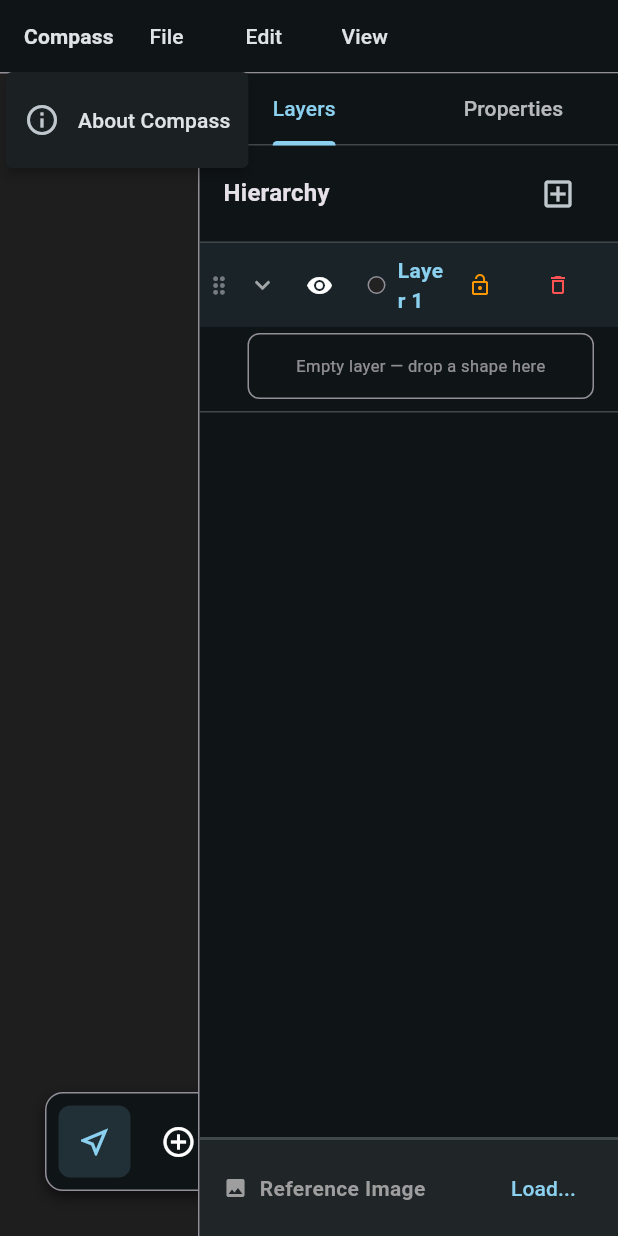
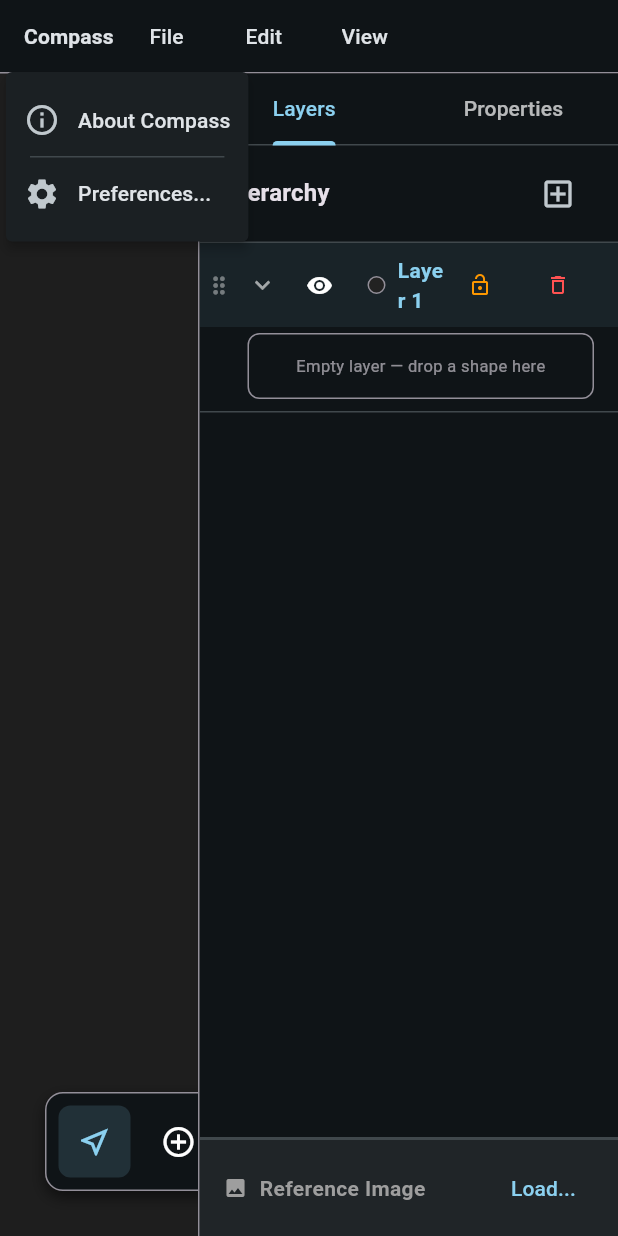
Before and after one commit to nathanfx330/compass, a Flutter app: the screen it shows after launch, after a tap on "Compass", on a phone screen of 412 x 824 dp. Run offline on Flutter 3.47's test engine with Material 3 defaults, Android fonts, the phone set to English and light mode, and no system bars.

Commit message:
feat: Add editable theme engine and Settings UI
- Created ThemeManager to handle Light/Dark modes and color themes
- Added prebuilt themes (Default, Ocean Blue, Monokai, Rosé Pine)
- Built Preferences Dialog for switching and creating custom themes
- Integrated pure-Dart HSV color picker for custom theme creation
- Added 'Preferences...' to the main menu bar

```diff
--- a/lib/main.dart
+++ b/lib/main.dart
@@ -1,5 +1,8 @@
+// /lib/main.dart
+
 import 'package:flutter/material.dart';
 import 'workspace.dart';
+import 'theme_manager.dart';
 
 void main() {
   runApp(const CompassApp());
@@ -13,41 +16,43 @@ class CompassApp extends StatefulWidget {
 }
 
 class _CompassAppState extends State<CompassApp> {
-  // Notifier to hold and broadcast the current theme state globally
-  final ValueNotifier<ThemeMode> _themeNotifier = ValueNotifier(ThemeMode.dark);
+  // Use our new ThemeManager to hold both light/dark mode and the active color theme
+  final ThemeManager _themeManager = ThemeManager();
 
   @override
   void dispose() {
-    _themeNotifier.dispose();
+    _themeManager.dispose();
     super.dispose();
   }
 
   @override
   Widget build(BuildContext context) {
-    return ValueListenableBuilder<ThemeMode>(
-      valueListenable: _themeNotifier,
-      builder: (context, currentThemeMode, child) {
+    return ListenableBuilder(
+      listenable: _themeManager,
+      builder: (context, _) {
+        final activeTheme = _themeManager.activeTheme;
+
         return MaterialApp(
           title: 'Compass',
-          themeMode: currentThemeMode,
+          themeMode: _themeManager.themeMode,
           darkTheme: ThemeData.dark(useMaterial3: true).copyWith(
             colorScheme: ColorScheme.fromSeed(
-              seedColor: Colors.blueGrey,
+              seedColor: activeTheme.seedColor,
               brightness: Brightness.dark,
             ),
-            scaffoldBackgroundColor: const Color(0xFF1E1E1E), // Dark IDE/Editor background
+            scaffoldBackgroundColor: activeTheme.darkBackground,
           ),
           theme: ThemeData(
+            useMaterial3: true,
             colorScheme: ColorScheme.fromSeed(
-              seedColor: Colors.blueGrey,
+              seedColor: activeTheme.seedColor,
               brightness: Brightness.light,
             ),
-            scaffoldBackgroundColor: const Color(0xFFF0F0F0), // Light IDE background
-            useMaterial3: true,
+            scaffoldBackgroundColor: activeTheme.lightBackground,
           ),
           debugShowCheckedModeBanner: false,
-          // We pass the notifier down so the UI can trigger the change
-          home: CompassWorkspace(themeNotifier: _themeNotifier),
+          // Pass the manager down so the UI can trigger theme changes
+          home: CompassWorkspace(themeManager: _themeManager),
         );
       },
     );
--- /dev/null
+++ b/lib/theme_manager.dart
@@ -0,0 +1,131 @@
+// /lib/theme_manager.dart
+
+import 'package:flutter/material.dart';
+
+/// Defines a single theme containing a seed color and specific light/dark backgrounds.
+class CompassTheme {
+  final String id;
+  final String name;
+  final Color seedColor;
+  final Color lightBackground;
+  final Color darkBackground;
+  final bool isPrebuilt;
+
+  CompassTheme({
+    required this.id,
+    required this.name,
+    required this.seedColor,
+    required this.lightBackground,
+    required this.darkBackground,
+    this.isPrebuilt = false,
+  });
+
+  CompassTheme copyWith({
+    String? name,
+    Color? seedColor,
+    Color? lightBackground,
+    Color? darkBackground,
+  }) {
+    return CompassTheme(
+      id: id,
+      name: name ?? this.name,
+      seedColor: seedColor ?? this.seedColor,
+      lightBackground: lightBackground ?? this.lightBackground,
+      darkBackground: darkBackground ?? this.darkBackground,
+      isPrebuilt: isPrebuilt,
+    );
+  }
+}
+
+/// Manages the active Theme Mode and the active Color Theme across the app.
+class ThemeManager extends ChangeNotifier {
+  ThemeMode _themeMode = ThemeMode.dark;
+  ThemeMode get themeMode => _themeMode;
+
+  set themeMode(ThemeMode mode) {
+    if (_themeMode != mode) {
+      _themeMode = mode;
+      notifyListeners();
+    }
+  }
+
+  late CompassTheme _activeTheme;
+  CompassTheme get activeTheme => _activeTheme;
+
+  // Our starting prebuilt themes
+  final List<CompassTheme> _themes = [
+    CompassTheme(
+      id: 'default_bluegrey',
+      name: 'Compass Default',
+      seedColor: Colors.blueGrey,
+      lightBackground: const Color(0xFFF0F0F0), // Light IDE background
+      darkBackground: const Color(0xFF1E1E1E),  // Dark IDE background
+      isPrebuilt: true,
+    ),
+    CompassTheme(
+      id: 'ocean_blue',
+      name: 'Ocean Blue',
+      seedColor: Colors.blue,
+      lightBackground: const Color(0xFFF0F4F8),
+      darkBackground: const Color(0xFF0F172A),
+      isPrebuilt: true,
+    ),
+    CompassTheme(
+      id: 'monokai',
+      name: 'Monokai',
+      seedColor: const Color(0xFFA6E22E),
+      lightBackground: const Color(0xFFFAFAFA),
+      darkBackground: const Color(0xFF272822),
+      isPrebuilt: true,
+    ),
+    CompassTheme(
+      id: 'rose_pine',
+      name: 'Rosé Pine',
+      seedColor: const Color(0xFFEB6F92),
+      lightBackground: const Color(0xFFFAF4ED),
+      darkBackground: const Color(0xFF191724),
+      isPrebuilt: true,
+    ),
+  ];
+
+  List<CompassTheme> get themes => _themes;
+
+  ThemeManager() {
+    _activeTheme = _themes.first;
+  }
+
+  void setActiveTheme(CompassTheme theme) {
+    if (_activeTheme != theme) {
+      _activeTheme = theme;
+      notifyListeners();
+    }
+  }
+
+  void addCustomTheme(CompassTheme theme) {
+    _themes.add(theme);
+    _activeTheme = theme;
+    notifyListeners();
+  }
+
+  void updateCustomTheme(CompassTheme updatedTheme) {
+    final index = _themes.indexWhere((t) => t.id == updatedTheme.id);
+    if (index != -1 && !_themes[index].isPrebuilt) {
+      _themes[index] = updatedTheme;
+      if (_activeTheme.id == updatedTheme.id) {
+        _activeTheme = updatedTheme;
+      }
+      notifyListeners();
+    }
+  }
+
+  void deleteCustomTheme(String id) {
+    final index = _themes.indexWhere((t) => t.id == id);
+    if (index != -1 && !_themes[index].isPrebuilt) {
+      _themes.removeAt(index);
+      if (_activeTheme.id == id) {
+        _activeTheme = _themes.first;
+      }
+      notifyListeners();
+    }
+  }
+}
--- a/lib/ui/workspace/menu_bar.dart
+++ b/lib/ui/workspace/menu_bar.dart
@@ -2,25 +2,27 @@
 
 import 'package:flutter/material.dart';
 import '../../engine.dart';
+import '../../theme_manager.dart'; // <--- NEW: Import ThemeManager
 import 'dialogs.dart';
+import 'settings_dialog.dart'; // <--- NEW: Import SettingsDialog
 
 class CompassMenuBar extends StatelessWidget {
   final CompassEngine engine;
-  final ValueNotifier<ThemeMode> themeNotifier;
+  final ThemeManager themeManager; // <--- CHANGED: Use ThemeManager
   final bool showScaffolding;
   final VoidCallback onToggleScaffolding;
-  final bool showHandles; // <--- NEW
-  final VoidCallback onToggleHandles; // <--- NEW
+  final bool showHandles;
+  final VoidCallback onToggleHandles;
   final VoidCallback onClearCanvas;
 
   const CompassMenuBar({
     super.key,
     required this.engine,
-    required this.themeNotifier,
+    required this.themeManager, // <--- CHANGED
     required this.showScaffolding,
     required this.onToggleScaffolding,
-    required this.showHandles, // <--- NEW
-    required this.onToggleHandles, // <--- NEW
+    required this.showHandles,
+    required this.onToggleHandles,
     required this.onClearCanvas,
   });
 
@@ -49,6 +51,18 @@ class CompassMenuBar extends StatelessWidget {
                       onPressed: () => CompassDialogs.showAboutDialog(context),
                       leadingIcon: const Icon(Icons.info_outline),
                       child: const Text('About Compass'),
+                    ),
+                    const CustomMenuItemDivider(),
+                    // <--- NEW: Preferences Option --->
+                    MenuItemButton(
+                      onPressed: () {
+                        showDialog(
+                          context: context,
+                          builder: (context) => SettingsDialog(themeManager: themeManager),
+                        );
+                      },
+                      leadingIcon: const Icon(Icons.settings),
+                      child: const Text('Preferences...'),
                     ),
                   ],
                   child: const Text(
@@ -117,7 +131,6 @@ class CompassMenuBar extends StatelessWidget {
                       leadingIcon: Icon(showScaffolding ? Icons.visibility : Icons.visibility_off),
                       child: Text(showScaffolding ? 'Hide Scaffolding' : 'Show Scaffolding'),
                     ),
-                    // <--- NEW: Menu Item for toggling Handles --->
                     MenuItemButton(
                       onPressed: onToggleHandles,
                       leadingIcon: Icon(showHandles ? Icons.gesture : Icons.timeline),
@@ -127,17 +140,19 @@ class CompassMenuBar extends StatelessWidget {
                     SubmenuButton(
                       menuChildren: [
                         MenuItemButton(
-                          onPressed: () => themeNotifier.value = ThemeMode.light,
+                          // <--- CHANGED: Use themeManager --->
+                          onPressed: () => themeManager.themeMode = ThemeMode.light,
                           leadingIcon: const Icon(Icons.light_mode),
                           child: const Text('Light Mode'),
                         ),
                         MenuItemButton(
-                          onPressed: () => themeNotifier.value = ThemeMode.dark,
+                          // <--- CHANGED: Use themeManager --->
+                          onPressed: () => themeManager.themeMode = ThemeMode.dark,
                           leadingIcon: const Icon(Icons.dark_mode),
                           child: const Text('Dark Mode'),
                         ),
                       ],
-                      child: const Text('Theme'),
+                      child: const Text('Quick Theme Mode'),
                     ),
                   ],
                   child: const Text('View'),
--- a/lib/workspace.dart
+++ b/lib/workspace.dart
@@ -4,6 +4,7 @@ import 'package:flutter/material.dart';
 import 'package:flutter/services.dart';
 
 import 'engine.dart';
+import 'theme_manager.dart'; // <--- NEW: Import ThemeManager
 import 'ui/canvas/compass_canvas.dart';
 
 // --- UI COMPONENTS ---
@@ -13,11 +14,11 @@ import 'ui/workspace/menu_bar.dart';
 import 'ui/workspace/dialogs.dart';
 
 class CompassWorkspace extends StatefulWidget {
-  final ValueNotifier<ThemeMode> themeNotifier;
+  final ThemeManager themeManager; // <--- CHANGED: Use ThemeManager
 
   const CompassWorkspace({
     super.key,
-    required this.themeNotifier,
+    required this.themeManager, // <--- CHANGED
   });
 
   @override
@@ -102,7 +103,7 @@ class _CompassWorkspaceState extends State<CompassWorkspace> {
               // === DESKTOP MENU BAR ===
               CompassMenuBar(
                 engine: _engine,
-                themeNotifier: widget.themeNotifier,
+                themeManager: widget.themeManager, // <--- CHANGED: Pass ThemeManager
                 showScaffolding: _showScaffolding,
                 onToggleScaffolding: _toggleScaffolding,
                 showHandles: _showHandles, // <--- NEW
```
Also changed, not shown: lib/ui/workspace/settings_dialog.dart (added, +284 -0 lines).
